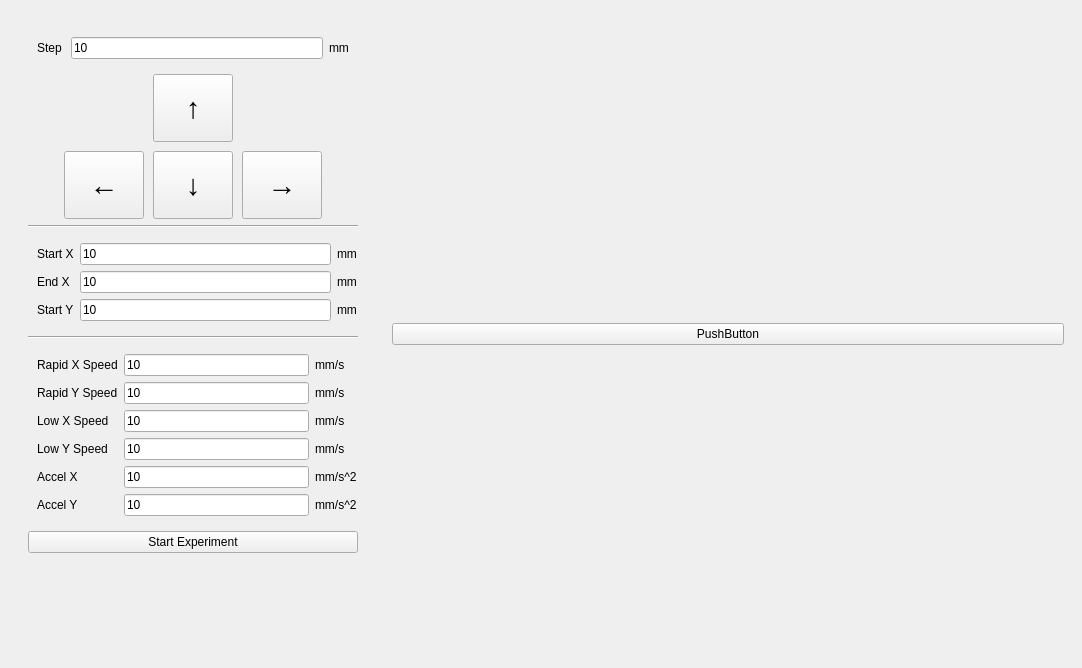
This is qt-desktop/burner/mainwindow.ui in savukhin/slyfox-burner-2 as Qt 5 draws it before an edit. The edited form follows.
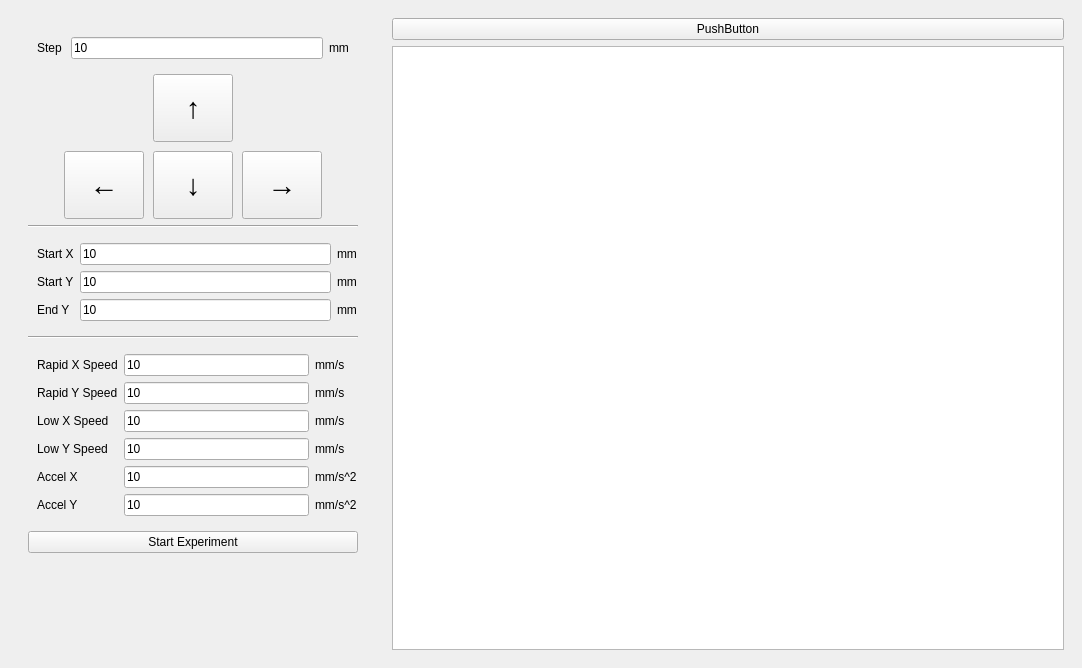
This is the edited form.

What changed in the file:
```diff
--- a/qt-desktop/burner/mainwindow.ui
+++ b/qt-desktop/burner/mainwindow.ui
@@ -479,7 +479,7 @@
                    </widget>
                   </item>
                   <item row="1" column="1">
-                   <widget class="QLineEdit" name="endXInput">
+                   <widget class="QLineEdit" name="startYInput">
                     <property name="text">
                      <string>10</string>
                     </property>
@@ -488,7 +488,7 @@
                   <item row="1" column="0">
                    <widget class="QLabel" name="label_15">
                     <property name="text">
-                     <string>End X</string>
+                     <string>Start Y</string>
                     </property>
                    </widget>
                   </item>
@@ -500,7 +500,7 @@
                    </widget>
                   </item>
                   <item row="2" column="1">
-                   <widget class="QLineEdit" name="startYInput">
+                   <widget class="QLineEdit" name="endYInput">
                     <property name="text">
                      <string>10</string>
                     </property>
@@ -509,7 +509,7 @@
                   <item row="2" column="0">
                    <widget class="QLabel" name="label_16">
                     <property name="text">
-                     <string>Start Y</string>
+                     <string>End Y</string>
                     </property>
                    </widget>
                   </item>
@@ -736,6 +736,9 @@
            </property>
           </widget>
          </item>
+         <item>
+          <widget class="QTextBrowser" name="textBrowser"/>
+         </item>
         </layout>
        </item>
       </layout>
```
